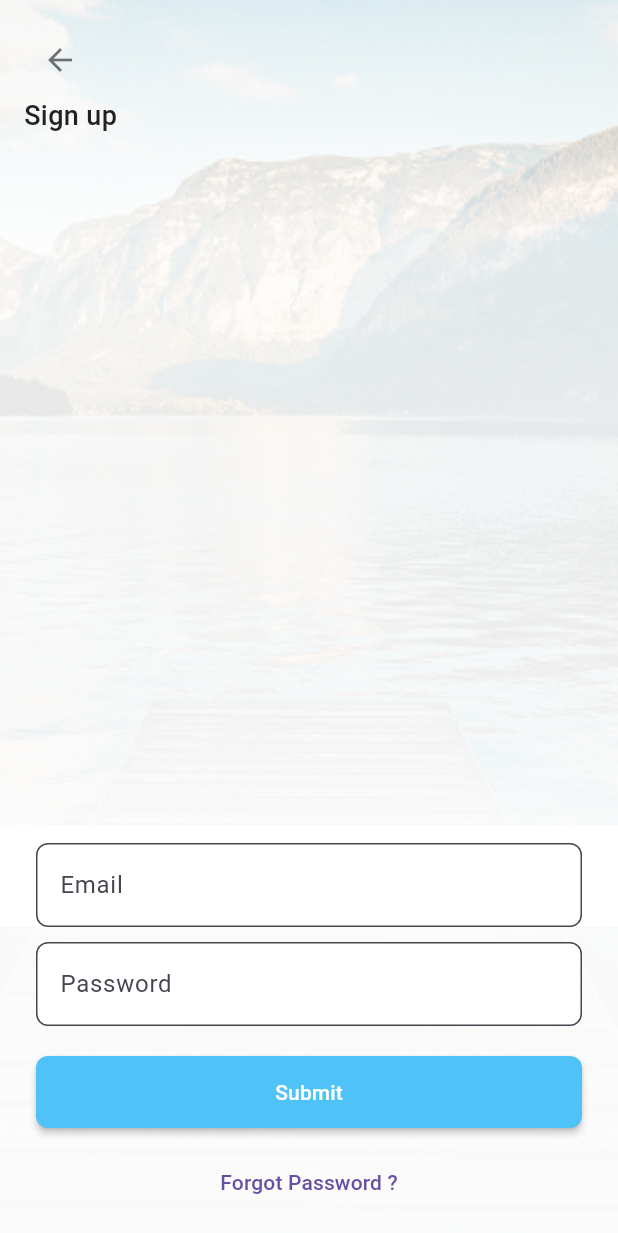
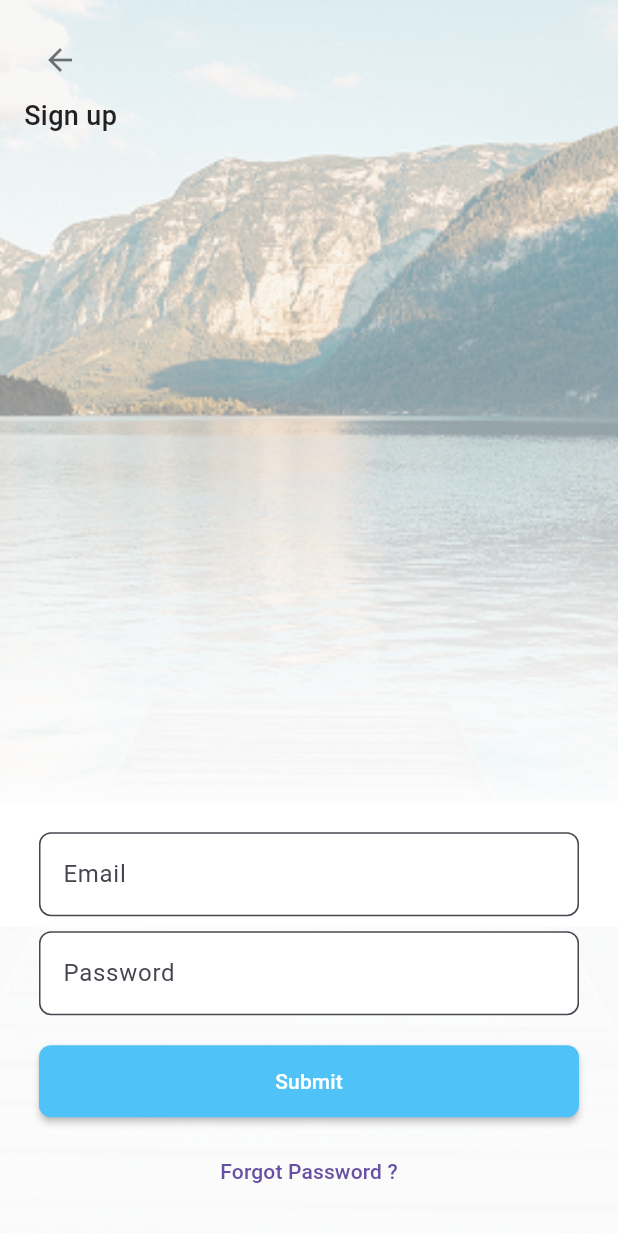
Before and after one commit to wisamahmed851/travique, a Flutter app: the screen it shows after launch, on a phone screen of 412 x 824 dp. Shown: the top 1233 px of the screen. Run offline on Flutter 3.47's test engine with Material 3 defaults, Android fonts, the light colour scheme and no system bars; our stand-ins replace get.

Commit message:
trying to fixed the login screen ui

```diff
--- a/lib/features/auth/presentation/pages/login_screen.dart
+++ b/lib/features/auth/presentation/pages/login_screen.dart
@@ -18,6 +18,7 @@ class LoginScreen extends StatelessWidget {
         children: [
           // Background image
           Image.asset('assets/images/login_bg.png', fit: BoxFit.cover),
+          // Image.asset('assets/images/login_bg_front.png', fit: BoxFit.cover),
 
           // White gradient overlay
           Positioned(
@@ -31,10 +32,23 @@ class LoginScreen extends StatelessWidget {
                   begin: Alignment.topCenter,
                   end: Alignment.bottomCenter,
                   colors: [
-                    Colors.white.withOpacity(0.0),
-                    Colors.white.withOpacity(0.75),
+                    const Color.fromARGB(0, 255, 255, 255).withOpacity(0.0),
+                    const Color.fromARGB(0, 255, 255, 255).withOpacity(0.0),
+                    const Color.fromARGB(0, 255, 255, 255).withOpacity(0.0),
+                    const Color.fromARGB(0, 255, 255, 255).withOpacity(0.0),
+                    const Color.fromARGB(0, 255, 255, 255).withOpacity(0.0),
+                    const Color.fromARGB(0, 255, 255, 255).withOpacity(0.0),
+                    const Color.fromARGB(100, 255, 255, 255).withOpacity(0.0),
+                    const Color.fromARGB(250, 255, 255, 255).withOpacity(0.0),
+                    Colors.white.withOpacity(0.1),
+                    Colors.white.withOpacity(0.3),
+                    Colors.white.withOpacity(0.5),
+                    Colors.white.withOpacity(0.7),
                     Colors.white.withOpacity(0.8),
-                    Colors.white.withOpacity(0.85),
+                    Colors.white.withOpacity(0.9),
+                    Colors.white.withOpacity(0.9),
+                    Colors.white,
+                    Colors.white,
                     Colors.white,
                   ],
                 ),
@@ -46,7 +60,8 @@ class LoginScreen extends StatelessWidget {
             alignment: Alignment.bottomCenter,
             child: Container(
               width: double.infinity,
-              padding: const EdgeInsets.symmetric(horizontal: 24, vertical: 12),
+              height: size.height * 0.35,
+              padding: const EdgeInsets.symmetric(horizontal: 26, vertical: 12),
               decoration: BoxDecoration(
                 color: Colors.white.withOpacity(0.95),
                 // borderRadius: const BorderRadius.only(
@@ -62,6 +77,7 @@ class LoginScreen extends StatelessWidget {
                 // ],
               ),
               child: SafeArea(
+                child: Center(
                   child: Column(
                     mainAxisSize:
                         MainAxisSize.min, // Space between top and bottom
@@ -137,6 +153,7 @@ class LoginScreen extends StatelessWidget {
                 ),
               ),
             ),
+          ),
           SafeArea(
             child: Padding(
               padding: const EdgeInsets.symmetric(horizontal: 16, vertical: 16),
```
Also changed, not shown: assets/images/login_bg_front.png (added), pubspec.lock. Lines whose indentation alone changed are shown as unchanged.
